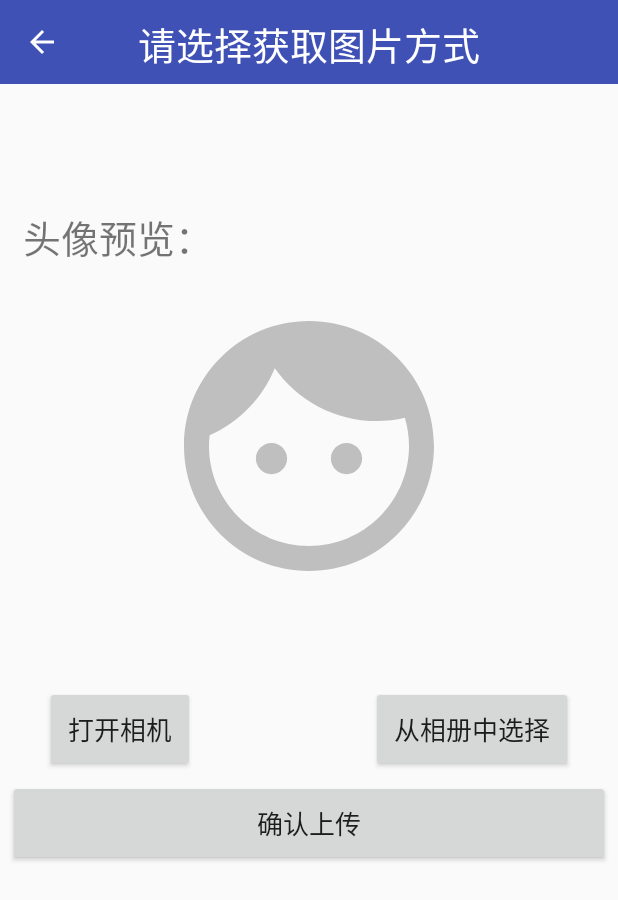
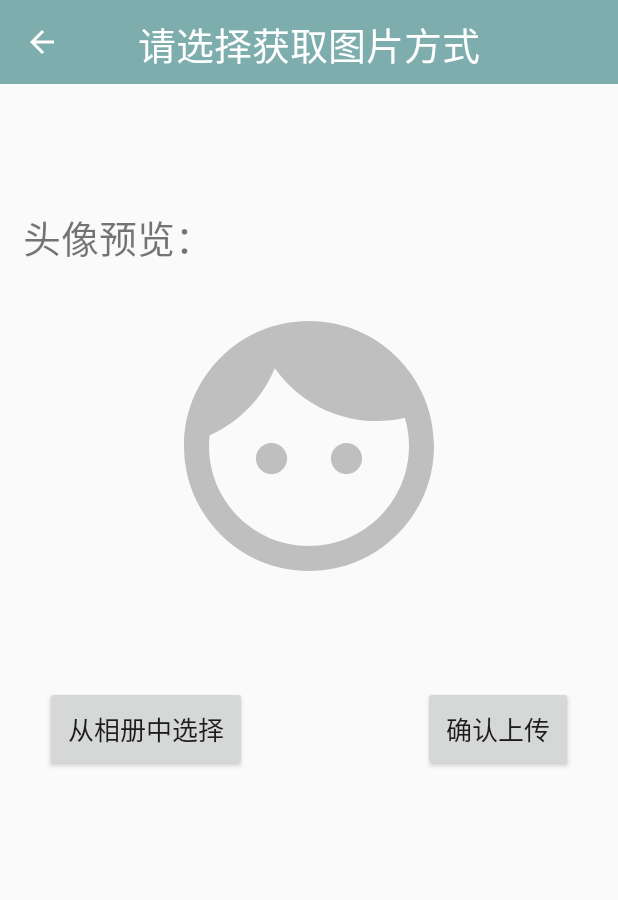
Before and after one commit to TaurusTrue/bihu, an Android app: the AvatarChangeActivity screen opened directly, with no data from a screen before it, on a phone screen of 412 x 824 dp. Shown: the top 900 px of the screen. Run offline under Robolectric (Android 15) with nearby library versions, the phone set to English and light mode, and no system bars; our stand-ins replace CircleImageView; libraries missing offline, so code that uses them is left out: com.qiniu.android, com.readystatesoftware.systembartint; 6 statements that could not run were skipped.

```diff
--- a/app/build.gradle
+++ b/app/build.gradle
@@ -28,6 +28,8 @@ dependencies {
     implementation 'com.android.support:support-v4:26.1.0'
     implementation 'com.android.support:design:26.1.0'
     implementation 'com.qiniu:qiniu-android-sdk:7.3.3'
+
+    compile 'com.readystatesoftware.systembartint:systembartint:1.0.3'
     testImplementation 'junit:junit:4.12'
     androidTestImplementation 'com.android.support.test:runner:1.0.1'
     androidTestImplementation 'com.android.support.test.espresso:espresso-core:3.0.1'
--- a/app/src/main/java/com/example/taurus/bihu/Activity/AnswerListActivity.java
+++ b/app/src/main/java/com/example/taurus/bihu/Activity/AnswerListActivity.java
@@ -67,7 +67,7 @@ public class AnswerListActivity extends BaseActivity {
         loadFABBuytton();
         loadAnswerRecyclerView();
         loadSwipe();
-
+        initWindow(1);
     }
 
     private void initDialog() {
--- a/app/src/main/java/com/example/taurus/bihu/Activity/AvatarChangeActivity.java
+++ b/app/src/main/java/com/example/taurus/bihu/Activity/AvatarChangeActivity.java
@@ -79,7 +79,7 @@ public class AvatarChangeActivity extends BaseActivity {
         setContentView(R.layout.activity_avatar_change);
         Intent intten = getIntent();
         user = (User) intten.getParcelableExtra("user_data");
-        takePhotoButton = (Button) findViewById(R.id.take_photo);
+       // takePhotoButton = (Button) findViewById(R.id.take_photo);
         openAlbumButton = (Button) findViewById(R.id.open_album);
         doneButton = (Button) findViewById(R.id.done_button);
         avatarPreview = (ImageView) findViewById(R.id.avatar_preview);
@@ -88,7 +88,7 @@ public class AvatarChangeActivity extends BaseActivity {
         initData();
         loadOpenAlbumButton();
         loadDoneButton();
-        loadtakePhotoButton();
+        initWindow(1);
     }
 
     private void getTokenFromService() {
--- a/app/src/main/java/com/example/taurus/bihu/Activity/BaseActivity.java
+++ b/app/src/main/java/com/example/taurus/bihu/Activity/BaseActivity.java
@@ -1,9 +1,12 @@
 package com.example.taurus.bihu.Activity;
 
+import android.app.Activity;
 import android.content.ContentUris;
 import android.content.Intent;
 import android.database.Cursor;
+import android.graphics.Color;
 import android.net.Uri;
+import android.os.Build;
 import android.os.Bundle;
 import android.os.PersistableBundle;
 import android.provider.DocumentsContract;
@@ -14,11 +17,14 @@ import android.support.v7.app.ActionBar;
 import android.support.v7.app.AppCompatActivity;
 import android.support.v7.widget.Toolbar;
 import android.util.Log;
+import android.view.Window;
+import android.view.WindowManager;
 
 import com.example.taurus.bihu.utils.ActivityCollector;
 import com.example.taurus.bihu.R;
 import com.example.taurus.bihu.data.User;
 import com.example.taurus.bihu.utils.MyApplication;
+import com.readystatesoftware.systembartint.SystemBarTintManager;
 
 /**
  * Created by Taurus on 2018/2/20.
@@ -55,4 +61,21 @@ public class BaseActivity extends AppCompatActivity {
         ActionBar actionBar = getSupportActionBar();
         actionBar.setDisplayHomeAsUpEnabled(true);
     }
+
+    public void initWindow(int type) {//初始化，将状态栏和标题栏设为透明
+        if (Build.VERSION.SDK_INT >= Build.VERSION_CODES.KITKAT) {
+            if (type == 1) {
+                getWindow().addFlags(WindowManager.LayoutParams.FLAG_TRANSLUCENT_STATUS);
+                getWindow().addFlags(WindowManager.LayoutParams.FLAG_TRANSLUCENT_NAVIGATION);
+                SystemBarTintManager tintManager;
+                tintManager = new SystemBarTintManager(this);
+                int statusColor = Color.parseColor("#A1D6D5");
+                tintManager.setStatusBarTintColor(statusColor);
+                tintManager.setStatusBarTintEnabled(true);
+            } else {
+                getWindow().addFlags(WindowManager.LayoutParams.FLAG_TRANSLUCENT_STATUS);
+                getWindow().addFlags(WindowManager.LayoutParams.FLAG_TRANSLUCENT_NAVIGATION);
+            }
+        }
+    }
 }
--- a/app/src/main/java/com/example/taurus/bihu/Activity/FavoriteListActivity.java
+++ b/app/src/main/java/com/example/taurus/bihu/Activity/FavoriteListActivity.java
@@ -38,6 +38,7 @@ private Toolbar toolbar;
         mFavoriteRecyclerView = (RecyclerView)findViewById(R.id.recycler_view_favorite) ;
         loadToolBar(toolbar);
         loadQuestionRecyclerView();
+        initWindow(1);
     }
 
     private void loadQuestionRecyclerView(){
--- a/app/src/main/java/com/example/taurus/bihu/Activity/MainActivity.java
+++ b/app/src/main/java/com/example/taurus/bihu/Activity/MainActivity.java
@@ -68,7 +68,7 @@ public class MainActivity extends BaseActivity {
         loadNavigationView();
         loadSwipe();
         loadQuestionRecyclerView();
-
+        initWindow(1);
     }
 
     @Override
--- a/app/src/main/java/com/example/taurus/bihu/Activity/QuestionActivity.java
+++ b/app/src/main/java/com/example/taurus/bihu/Activity/QuestionActivity.java
@@ -42,6 +42,7 @@ public class QuestionActivity extends BaseActivity {
         questionTitleEdit = (EditText) findViewById(R.id.questionTitle_edit);
         questionContentEdit = (EditText) findViewById(R.id.questionContent_edit);
         loadToolBar(mToolbar);
+        initWindow(1);
     }
 
     @Override
--- a/app/src/main/java/com/example/taurus/bihu/Activity/RegisterActivity.java
+++ b/app/src/main/java/com/example/taurus/bihu/Activity/RegisterActivity.java
@@ -28,6 +28,7 @@ public class RegisterActivity extends BaseActivity {
         setContentView(R.layout.activity_register);
         Toolbar toolbar = (Toolbar) findViewById(R.id.toolbar_register);
         loadToolBar(toolbar);
+        initWindow(1);
         Button register = (Button) findViewById(R.id.register_button);
         final EditText username = (EditText) findViewById(R.id.username_edit);
         final EditText password = (EditText) findViewById(R.id.password_edit);
--- a/app/src/main/res/layout/activity_avatar_change.xml
+++ b/app/src/main/res/layout/activity_avatar_change.xml
@@ -4,13 +4,14 @@
     xmlns:tools="http://schemas.android.com/tools"
     android:layout_width="match_parent"
     android:layout_height="match_parent"
+    android:fitsSystemWindows="true"
     tools:context="com.example.taurus.bihu.Activity.AvatarChangeActivity">
 
     <android.support.v7.widget.Toolbar
         android:id="@+id/toolbar_avatar"
         android:layout_width="match_parent"
         android:layout_height="?attr/colorPrimary"
-        android:background="?attr/colorPrimary"
+        android:background="@color/colorBar"
         android:theme="@style/ThemeOverlay.AppCompat.Dark.ActionBar"
         app:popupTheme="@style/ThemeOverlay.AppCompat.Light">
 
@@ -27,16 +28,16 @@
         android:textColor="#FFFFFF"
         android:textSize="25sp" />
 
-    <Button
-        android:id="@+id/take_photo"
-        android:layout_width="wrap_content"
-        android:layout_height="wrap_content"
-        android:layout_below="@+id/avatar_preview"
-        android:layout_marginLeft="30dp"
-        android:layout_marginTop="60dp"
-        android:padding="15dp"
-        android:text="打开相机"
-        android:textSize="17sp" />
+    <!--<Button-->
+        <!--android:id="@+id/take_photo"-->
+        <!--android:layout_width="wrap_content"-->
+        <!--android:layout_height="wrap_content"-->
+        <!--android:layout_below="@+id/avatar_preview"-->
+        <!--android:layout_marginLeft="30dp"-->
+        <!--android:layout_marginTop="60dp"-->
+        <!--android:padding="15dp"-->
+        <!--android:text="打开相机"-->
+        <!--android:textSize="17sp" />-->
 
     <Button
         android:id="@+id/open_album"
@@ -44,18 +45,19 @@
         android:layout_height="wrap_content"
         android:layout_below="@+id/avatar_preview"
         android:layout_marginTop="60dp"
-        android:layout_marginRight="30dp"
-        android:layout_alignParentRight="true"
+        android:layout_marginLeft="30dp"
         android:padding="15dp"
         android:text="从相册中选择"
         android:textSize="17sp" />
 
     <Button
         android:id="@+id/done_button"
-        android:layout_width="match_parent"
+        android:layout_width="wrap_content"
         android:layout_height="wrap_content"
-        android:layout_margin="5dp"
-        android:layout_below="@+id/take_photo"
+        android:layout_alignParentRight="true"
+        android:layout_marginTop="60dp"
+android:layout_marginRight="30dp"
+        android:layout_below="@+id/avatar_preview"
         android:layout_centerHorizontal="true"
         android:padding="15dp"
         android:text="确认上传"
--- a/app/src/main/res/layout/activity_favorite_list.xml
+++ b/app/src/main/res/layout/activity_favorite_list.xml
@@ -5,13 +5,14 @@
     android:layout_width="match_parent"
     android:layout_height="match_parent"
     android:orientation="vertical"
+    android:fitsSystemWindows="true"
     tools:context="com.example.taurus.bihu.Activity.FavoriteListActivity">
 
     <android.support.v7.widget.Toolbar
         android:id="@+id/toolbar_favorite"
         android:layout_width="match_parent"
         android:layout_height="?attr/actionBarSize"
-        android:background="?attr/colorPrimary"
+        android:background="@color/colorBar"
         android:theme="@style/ThemeOverlay.AppCompat.Dark.ActionBar"
         app:layout_scrollFlags="scroll|enterAlways|snap"
         app:popupTheme="@style/ThemeOverlay.AppCompat.Light">
--- a/app/src/main/res/layout/activity_main.xml
+++ b/app/src/main/res/layout/activity_main.xml
@@ -5,6 +5,7 @@
     android:layout_width="match_parent"
     android:layout_height="match_parent"
     android:id="@+id/drawerlaout_main"
+    android:fitsSystemWindows="true"
     tools:context="com.example.taurus.bihu.Activity.MainActivity">
 
 <android.support.design.widget.CoordinatorLayout
@@ -17,7 +18,7 @@
             android:layout_width="match_parent"
             android:layout_height="?attr/actionBarSize"
             android:id="@+id/toolbar_main"
-            android:background="?attr/colorPrimary"
+            android:background="@color/colorBar"
             android:theme="@style/ThemeOverlay.AppCompat.Dark.ActionBar"
             app:popupTheme="@style/ThemeOverlay.AppCompat.Light"
             app:layout_scrollFlags="scroll|enterAlways|snap">
--- a/app/src/main/res/layout/activity_question.xml
+++ b/app/src/main/res/layout/activity_question.xml
@@ -5,13 +5,14 @@
     android:layout_width="match_parent"
     android:layout_height="match_parent"
     android:orientation="vertical"
+    android:fitsSystemWindows="true"
     tools:context="com.example.taurus.bihu.Activity.QuestionActivity">
 
     <android.support.v7.widget.Toolbar
         android:id="@+id/toolbar"
         android:layout_width="match_parent"
         android:layout_height="?attr/actionBarSize"
-        android:background="?attr/colorPrimary"
+        android:background="@color/colorBar"
         android:theme="@style/ThemeOverlay.AppCompat.Dark.ActionBar"
         app:layout_scrollFlags="scroll|enterAlways|snap"
         app:popupTheme="@style/ThemeOverlay.AppCompat.Light">
--- a/app/src/main/res/values/colors.xml
+++ b/app/src/main/res/values/colors.xml
@@ -5,4 +5,5 @@
     <color name="colorAccent">#FF4081</color>
     <color name="colorGray">#FFA9A9A9</color>
     <color name="colorWhite">#FFB7A9A9</color>
+    <color name="colorBar">#7DAEAD</color>
 </resources>
```
Also changed, not shown: app/src/main/java/com/example/taurus/bihu/Activity/LoginActivity.java (+19 -3 lines), app/src/main/java/com/example/taurus/bihu/utils/HttpUtil.java (+6 -1 lines), app/src/main/res/layout/activity_answer_list.xml (+19 -14 lines), app/src/main/res/layout/activity_login.xml (+30 -15 lines), app/src/main/res/layout/activity_register.xml (+24 -10 lines), app/src/main/res/drawable/ic_done_login.png (added), app/src/main/res/drawable/login_background.png (added).
